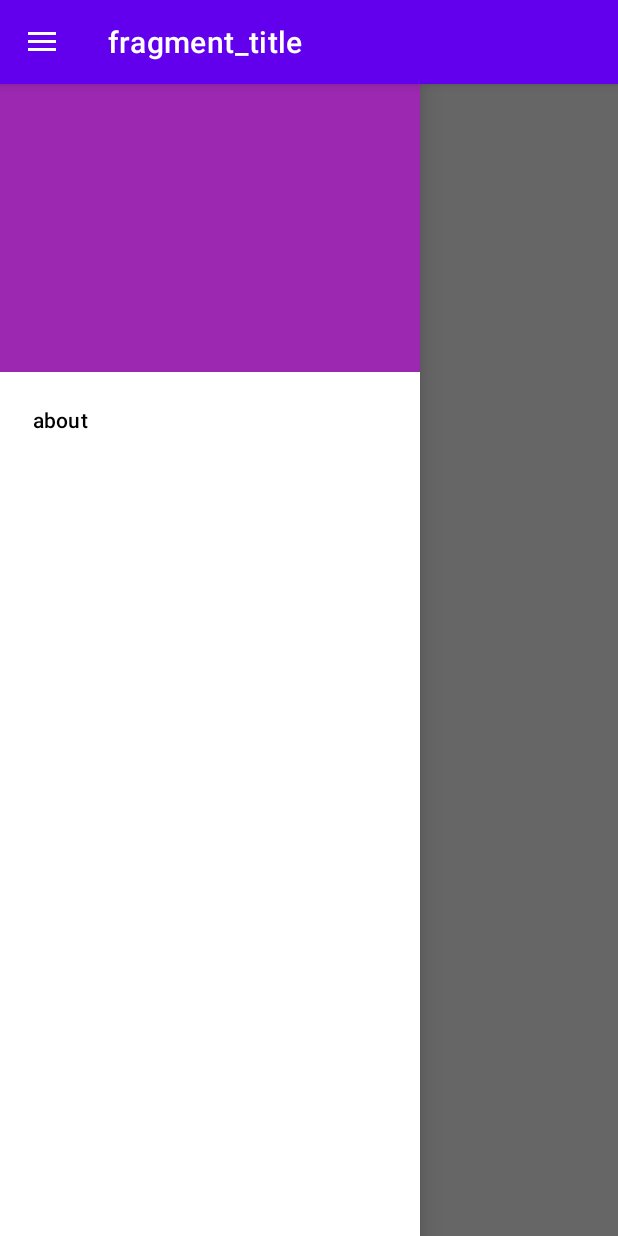
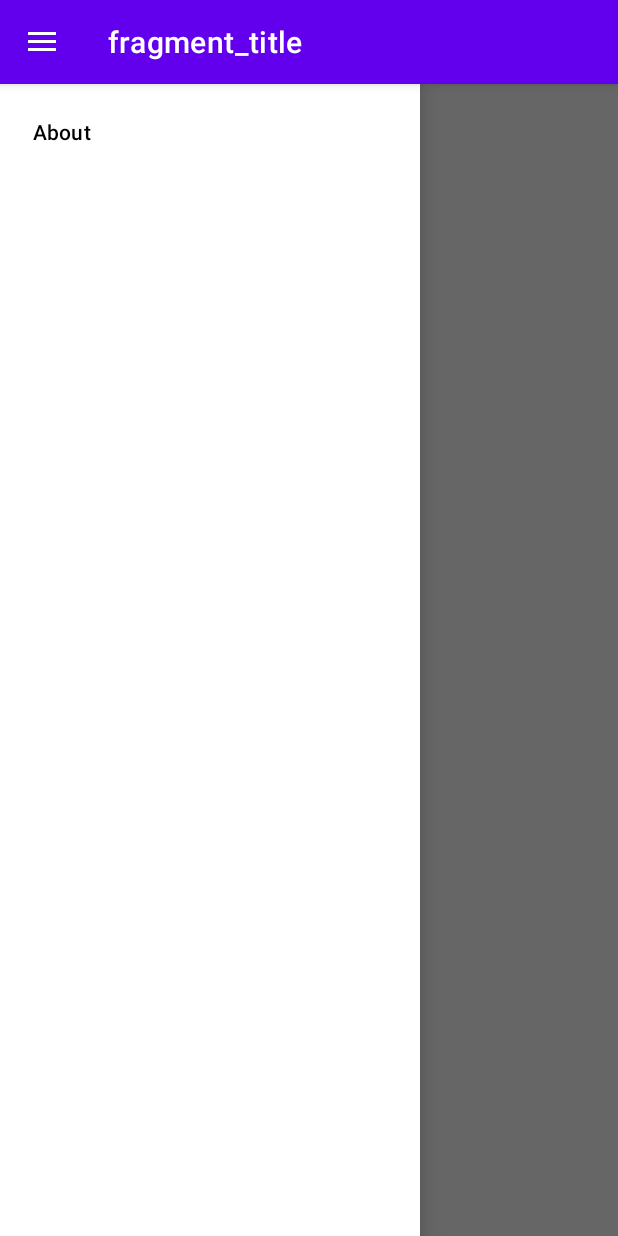
Before and after one commit to marcszeg/mobilHW, an Android app: the screen it shows after launch (MainActivity), with the side drawer open, on a phone screen of 412 x 824 dp. Run offline under Robolectric (Android 15) with nearby library versions, the phone set to English and light mode, and no system bars; our stand-ins replace data binding, navigation-ui.

```diff
--- a/app/build.gradle
+++ b/app/build.gradle
@@ -2,6 +2,8 @@ plugins {
     id 'com.android.application'
     id 'kotlin-android'
     id 'androidx.navigation.safeargs'
+    id 'kotlin-android-extensions'
+    id 'kotlin-kapt'
 }
 
 android {
@@ -47,6 +49,14 @@ dependencies {
     implementation 'androidx.legacy:legacy-support-v4:1.0.0'
     implementation 'androidx.navigation:navigation-fragment-ktx:2.3.2'
     implementation 'androidx.navigation:navigation-ui-ktx:2.3.2'
+    implementation "androidx.room:room-runtime:2.2.5"
+    implementation 'androidx.legacy:legacy-support-v4:1.0.0'
+    kapt "androidx.room:room-compiler:2.2.5"
+    implementation "androidx.lifecycle:lifecycle-extensions:2.2.0"
+    implementation "androidx.lifecycle:lifecycle-viewmodel-ktx:2.2.0"
+    implementation "androidx.room:room-ktx:2.2.5"
+    implementation "org.jetbrains.kotlinx:kotlinx-coroutines-core:1.3.7"
+    implementation "org.jetbrains.kotlinx:kotlinx-coroutines-android:1.3.7"
     testImplementation 'junit:junit:4.+'
     androidTestImplementation 'androidx.test.ext:junit:1.1.2'
     androidTestImplementation 'androidx.test.espresso:espresso-core:3.3.0'
--- a/app/src/main/java/com/example/beadando/MainActivity.kt
+++ b/app/src/main/java/com/example/beadando/MainActivity.kt
@@ -15,61 +15,6 @@ import androidx.navigation.ui.NavigationUI
 import com.example.beadando.databinding.ActivityMainBinding
 
 class MainActivity : AppCompatActivity() {
-    /*private lateinit var binding: ActivityMainBinding
-    private val myAnswer: MyAnswer = MyAnswer("Hello there!")
-
-    override fun onCreate(savedInstanceState: Bundle?) {
-        super.onCreate(savedInstanceState)
-
-        binding = DataBindingUtil.setContentView<ActivityMainBinding>(this, R.layout.activity_main)
-
-        binding = DataBindingUtil.setContentView(this, R.layout.activity_main)
-        //setContentView(R.layout.activity_main)                                        // E helyett a binding
-
-        binding.myAnswer = myAnswer
-
-        binding.doneButton.setOnClickListener { addName(it) }
-        //findViewById<Button>(R.id.done_button).setOnClickListener { addName(it) }   // Gombnyomásra hívja fv-t
-
-        binding.answerText.setOnClickListener { updateName(it) }
-        //findViewById<TextView>(R.id.answerText).setOnClickListener { updateName(it) }   // TextView-ra bökéssel visszajön az input
-    }
-
-    private fun addName(view: View) {
-        //val editText = findViewById<EditText>(R.id.nameEdit)
-        //val answerTextView = findViewById<TextView>(R.id.answerText)
-
-        //answerTextView.text = "General " + editText.text + "!"
-        //editText.visibility = View.GONE
-        //view.visibility = View.GONE
-        //answerTextView.visibility = View.VISIBLE
-        binding.apply {
-            //answerText.text = "General " + nameEdit.text.toString() + "!"
-            myAnswer?.answer = "General " + nameEdit.text.toString() + "!"
-            invalidateAll()
-            nameEdit.visibility = View.GONE
-            doneButton.visibility = View.GONE
-            answerText.visibility = View.VISIBLE
-        }
-
-
-        val inputMethodManager = getSystemService(Context.INPUT_METHOD_SERVICE) as InputMethodManager   // Billentyűzet eltüntetése
-        inputMethodManager.hideSoftInputFromWindow(view.windowToken, 0)
-    }
-
-
-    private fun updateName (view: View) {
-        val editText = findViewById<EditText>(R.id.nameEdit)
-        val doneButton = findViewById<Button>(R.id.done_button)
-
-        editText.visibility = View.VISIBLE
-        doneButton.visibility = View.VISIBLE
-        view.visibility = View.GONE
-
-        editText.requestFocus()                                                         // Billentyűzet megjelenítése
-        val imm = getSystemService(Context.INPUT_METHOD_SERVICE) as InputMethodManager
-        imm.showSoftInput(editText, 0)
-    }*/
 
     private lateinit var drawerLayout: DrawerLayout
 
--- a/app/src/main/res/layout/activity_main.xml
+++ b/app/src/main/res/layout/activity_main.xml
@@ -27,7 +27,7 @@
             android:layout_width="wrap_content"
             android:layout_height="match_parent"
             android:layout_gravity="start"
-            app:headerLayout="@layout/nav_header"
             app:menu="@menu/navdrawer_menu"/>
+            <!-- app:headerLayout="@layout/nav_header" -->
     </androidx.drawerlayout.widget.DrawerLayout>
     </layout>
--- a/app/src/main/res/menu/navdrawer_menu.xml
+++ b/app/src/main/res/menu/navdrawer_menu.xml
@@ -3,5 +3,5 @@
 
     <item
         android:id="@+id/aboutFragment"
-        android:title="about" />
+        android:title="About" />
 </menu>
```
